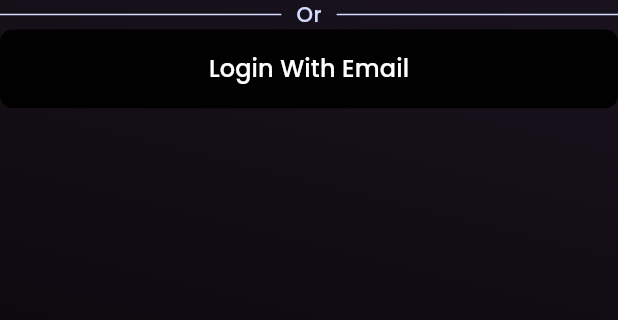
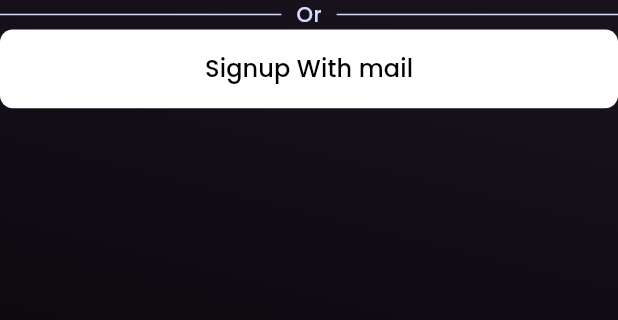
Before and after one commit to sunil-170/chat_application, a Flutter app: the screen it shows after launch, on a phone screen of 412 x 824 dp, the part 416-736 px from its top. Run offline on Flutter 3.47's test engine with Material 3 defaults, Android fonts, the phone set to English and light mode, and no system bars; our stand-ins replace flutter_screenutil, gap, google_fonts, loading_animation_widget.

Commit message:
first commit

```diff
--- a/lib/View/Onboarding/onboarding.view.dart
+++ b/lib/View/Onboarding/onboarding.view.dart
@@ -23,7 +23,6 @@ class Onboardingview extends StatelessWidget {
         child: Column(
           children: [
             Row(
-              // crossAxisAlignment: CrossAxisAlignment.center,
               mainAxisAlignment: MainAxisAlignment.center,
               children: [
                 Image.asset(AppImages().app_vector),
@@ -79,10 +78,14 @@ class Onboardingview extends StatelessWidget {
                 )
               ],
             ),
+            // const Spacer(),
             Row(
               children: [
                 GeneralTextButton(
-                    isExpanded: true, onTap: () {}, title: "Login With Email")
+                    isDarkTheme: false,
+                    isExpanded: true,
+                    onTap: () {},
+                    title: "Signup With mail")
               ],
             )
           ],
--- a/lib/resourses/Buttons/GeneralTextBtn.dart
+++ b/lib/resourses/Buttons/GeneralTextBtn.dart
@@ -17,7 +17,7 @@ class GeneralTextButton extends StatelessWidget {
       this.isDarkTheme = true,
       this.isExpanded = false,
       this.showBorder = false,
-      this.btnColor = const Color(0xff0000000)});
+      this.btnColor = const Color(0xfffffffff)});
 
   final font = GetTextThemes();
 
```
